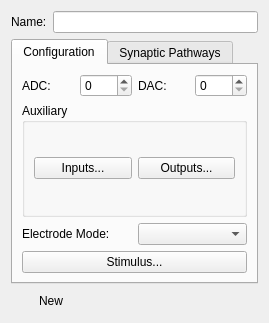
ctigaret/scipyen, file src/scipyen/gui/widgets/recordingsourcewidget.ui: the form before one commit.
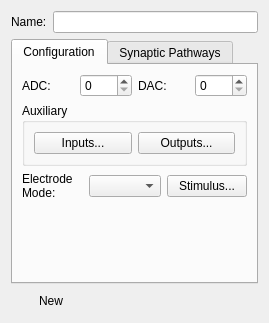
The form after the commit. Custom widgets are drawn as their Qt base class.

Diff of the .ui file:
```diff
--- a/src/scipyen/gui/widgets/recordingsourcewidget.ui
+++ b/src/scipyen/gui/widgets/recordingsourcewidget.ui
@@ -112,7 +112,7 @@
             <string>Recording Electrode Mode</string>
            </property>
            <property name="text">
-            <string>Electrode Mode:</string>
+            <string>&lt;html&gt;&lt;head/&gt;&lt;body&gt;&lt;p&gt;Electrode&lt;br/&gt;Mode:&lt;/p&gt;&lt;/body&gt;&lt;/html&gt;</string>
            </property>
           </widget>
          </item>
@@ -123,17 +123,30 @@
            </property>
           </widget>
          </item>
+         <item>
+          <widget class="QPushButton" name="stimulusPushButton">
+           <property name="text">
+            <string>Stimulus...</string>
+           </property>
+           <property name="flat">
+            <bool>false</bool>
+           </property>
+          </widget>
+         </item>
         </layout>
        </item>
        <item row="3" column="0">
-        <widget class="QPushButton" name="stimulusPushButton">
-         <property name="text">
-          <string>Stimulus...</string>
+        <spacer name="verticalSpacer">
+         <property name="orientation">
+          <enum>Qt::Orientation::Vertical</enum>
          </property>
-         <property name="flat">
-          <bool>false</bool>
+         <property name="sizeHint" stdset="0">
+          <size>
+           <width>20</width>
+           <height>40</height>
+          </size>
          </property>
-        </widget>
+        </spacer>
        </item>
       </layout>
      </widget>
```
Left out of the diff: 48 changed lines with no effect on the pictures.
